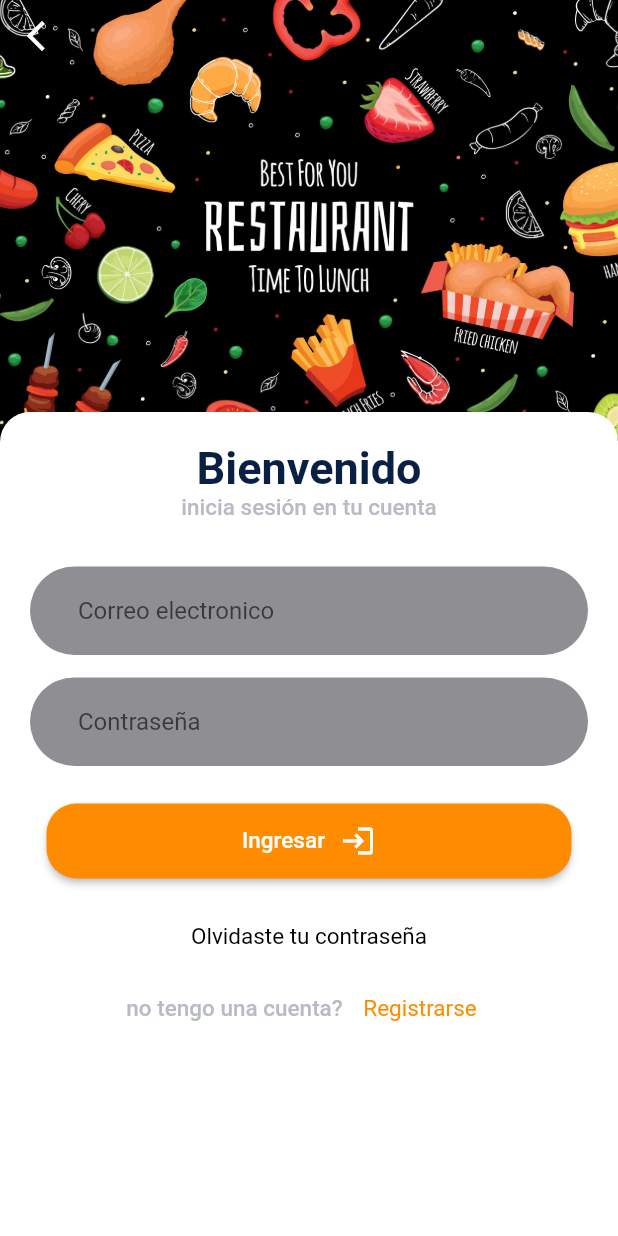
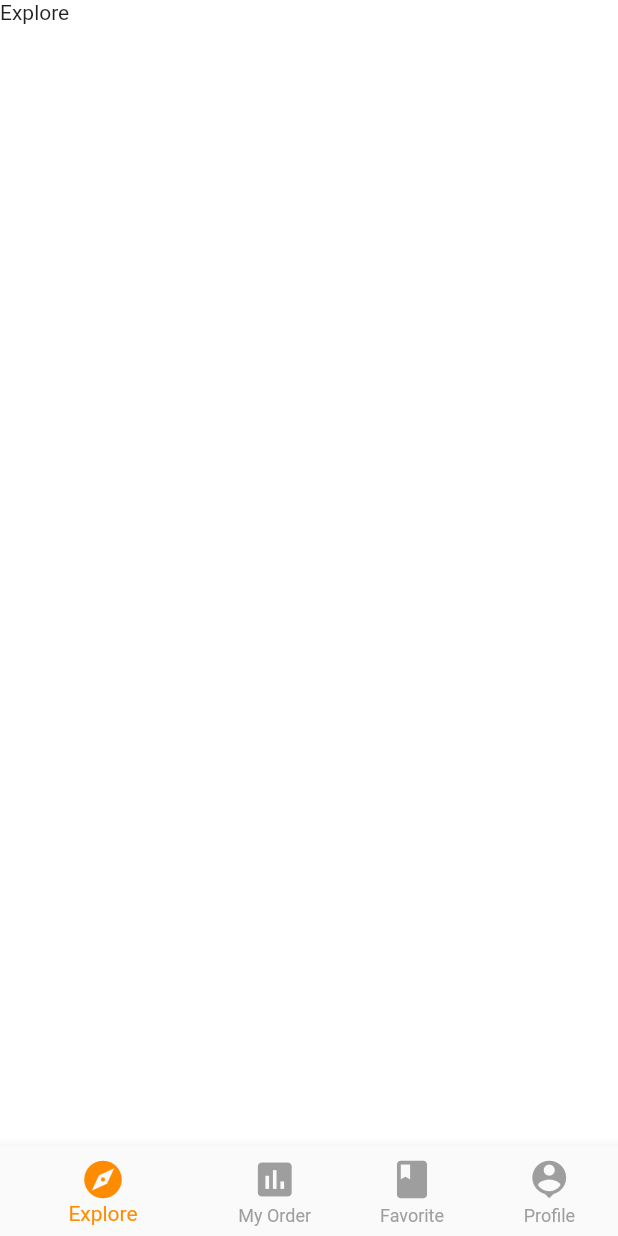
Before and after one commit to Mario-Fernando24/food_flutter_example_, a Flutter app: the LoginPage screen opened by its route, after a tap on "Ingresar", on a phone screen of 412 x 824 dp. Run offline on Flutter 3.47's test engine with Material 2 defaults, Android fonts, the phone set to English and light mode, and no system bars.

Commit message:
add tabs

```diff
--- a/lib/src/pages/login_page.dart
+++ b/lib/src/pages/login_page.dart
@@ -146,7 +146,9 @@ Widget _buttonLogin(BuildContext context) {
     height: 50.0,
     margin: EdgeInsets.only(top: 25.0),
     child: ElevatedButton(
-      onPressed: () {},
+      onPressed: () {
+        Navigator.pushNamed(context, "tabs");
+      },
       child: Row(
         mainAxisAlignment: MainAxisAlignment.center,
         children: [
--- a/lib/src/routes/routes.dart
+++ b/lib/src/routes/routes.dart
@@ -3,12 +3,12 @@ import 'package:food_mvvm/src/pages/forgot_password.dart';
 import 'package:food_mvvm/src/pages/login_page.dart';
 import 'package:food_mvvm/src/pages/sign_up.dart';
 import 'package:food_mvvm/src/pages/welcome_page.dart';
+import 'package:food_mvvm/src/tabs/tabs_page.dart';
 
 final routes =<String, WidgetBuilder> {
   'welcome' : (BuildContext context) => WelcomePage(),
   'login' : (BuildContext context) => LoginPage(),
   'forgot_password' : (BuildContext context) => ForgotPasswordPage(),
-  'sign_up' :  (BuildContext context) => SignUPage()
-
-
+  'sign_up' :  (BuildContext context) => SignUPage(),
+  'tabs' :  (BuildContext context) => TabsPage()
 };
--- /dev/null
+++ b/lib/src/tabs/explore_tab.dart
@@ -0,0 +1,12 @@
+import 'package:flutter/material.dart';
+
+class ExporeTabs extends StatelessWidget {
+  const ExporeTabs({super.key});
+
+  @override
+  Widget build(BuildContext context) {
+    return Container(
+      child: Text("Explore"),
+    );
+  }
+}
--- /dev/null
+++ b/lib/src/tabs/tabs_page.dart
@@ -0,0 +1,55 @@
+import 'package:flutter/material.dart';
+import 'package:food_mvvm/src/tabs/explore_tab.dart';
+import 'package:food_mvvm/src/tabs/favorite_tab.dart';
+import 'package:food_mvvm/src/tabs/my_oder_tab.dart';
+import 'package:food_mvvm/src/tabs/profile_tab.dart';
+
+class TabsPage extends StatefulWidget {
+  const TabsPage({super.key});
+
+  @override
+  State<TabsPage> createState() => _TabsPageState();
+}
+
+class _TabsPageState extends State<TabsPage> {
+
+    List<Widget> _widgetOptions = [
+        ExporeTabs(),
+        MyOrderTabs(),
+        FavoriteTabs(),
+        ProfileTabs()
+    ];
+
+    int _selectItemIdex = 0;
+
+    void _cambiarWidget(int index){
+      setState(() {
+        _selectItemIdex = index;
+      });
+    }
+
+  @override
+  Widget build(BuildContext context) {
+    return Scaffold(
+      bottomNavigationBar: _bottonNavigationBar(context),
+      body:_widgetOptions.elementAt(_selectItemIdex),
+    );
+  }
+
+  Widget _bottonNavigationBar(BuildContext context) {
+  return BottomNavigationBar(
+      iconSize: 30.0,
+      //cuando esta seleccionado
+      selectedItemColor: Theme.of(context).accentColor,
+      unselectedItemColor: Colors.grey,
+      currentIndex: _selectItemIdex,
+      onTap: _cambiarWidget,
+      showUnselectedLabels: true,
+      items: [
+        BottomNavigationBarItem(icon: Icon(Icons.explore), label: 'Explore'),
+        BottomNavigationBarItem(icon: Icon(Icons.assessment), label: 'My Order'),
+        BottomNavigationBarItem(icon: Icon(Icons.book), label: 'Favorite'),
+        BottomNavigationBarItem(icon: Icon(Icons.person_pin), label: 'Profile')
+      ]);
+}
+}
```
Also changed, not shown: lib/src/tabs/favorite_tab.dart (added, +17 -0 lines), lib/src/tabs/my_oder_tab.dart (added, +17 -0 lines), lib/src/tabs/profile_tab.dart (added, +17 -0 lines).
